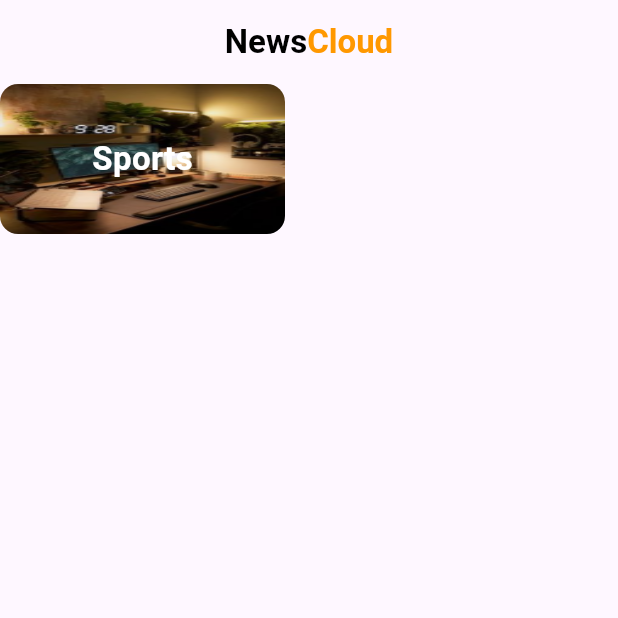
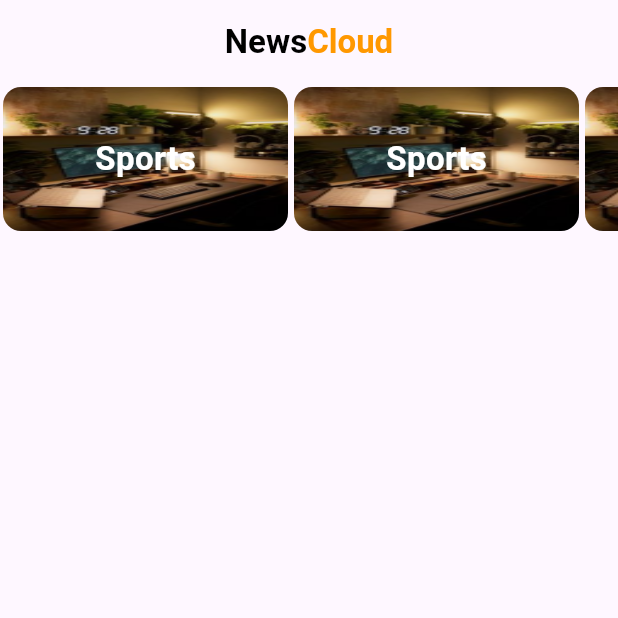
Before and after one commit to nadamansoor/Newsly, a Flutter app: the screen it shows after launch, on a phone screen of 412 x 824 dp, the top half of it. Run offline on Flutter 3.47's test engine with Material 3 defaults, Android fonts, the phone set to English and light mode, and no system bars.

Commit message:
list view categories

```diff
--- a/lib/views/homeview.dart
+++ b/lib/views/homeview.dart
@@ -1,5 +1,5 @@
 import 'package:flutter/material.dart';
-import 'package:newsly/widgets/category_card.dart';
+import 'package:newsly/widgets/category_list_view.dart';
 
 class Homeview extends StatelessWidget {
   const Homeview({super.key});
@@ -34,7 +34,8 @@ class Homeview extends StatelessWidget {
               )),
           ),
         ),
-      body:CategoryCard(),
+
+      body:CategoryListView(),
       ),
     );
   }
--- /dev/null
+++ b/lib/widgets/category_list_view.dart
@@ -0,0 +1,26 @@
+import 'package:flutter/material.dart';
+import 'package:newsly/widgets/category_card.dart';
+
+class CategoryListView extends StatelessWidget {
+  const CategoryListView({
+    super.key,
+  });
+
+  @override
+  Widget build(BuildContext context) {
+    return SizedBox(
+      height: 100,
+      child: ListView.builder(
+        itemCount: 10,
+        scrollDirection: Axis.horizontal,
+        itemBuilder: (context,index)
+      {
+        return Padding(
+          padding: const EdgeInsets.all(2),
+          child: CategoryCard(),
+        );
+      }
+      ),
+    );
+  }
+}
```
